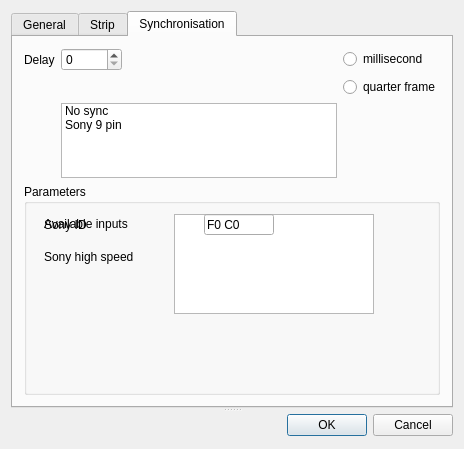
Before: the Qt Designer form app/Joker/PreferencesDialog.ui in JokerSync/Joker, drawn with Qt 5.
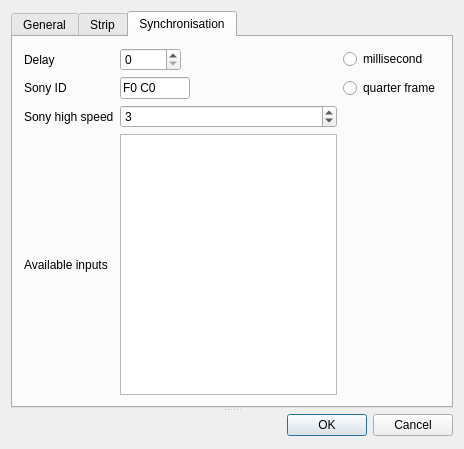
After: the same form once the commit is applied. Custom widgets are drawn as their Qt base class.

The edit to the form file:
```diff
--- a/app/Joker/PreferencesDialog.ui
+++ b/app/Joker/PreferencesDialog.ui
@@ -247,33 +247,6 @@
        <layout class="QVBoxLayout" name="verticalLayout_2">
         <item>
          <layout class="QGridLayout" name="gridLayout">
-          <item row="0" column="0">
-           <widget class="QLabel" name="lblDelay">
-            <property name="text">
-             <string>Delay</string>
-            </property>
-           </widget>
-          </item>
-          <item row="2" column="1">
-           <widget class="QListWidget" name="listWidgetSync">
-            <property name="maximumSize">
-             <size>
-              <width>16777215</width>
-              <height>75</height>
-             </size>
-            </property>
-            <item>
-             <property name="text">
-              <string>No sync</string>
-             </property>
-            </item>
-            <item>
-             <property name="text">
-              <string>Sony 9 pin</string>
-             </property>
-            </item>
-           </widget>
-          </item>
           <item row="1" column="2">
            <widget class="QRadioButton" name="radioButtonQF">
             <property name="text">
@@ -294,64 +267,44 @@
             </property>
            </widget>
           </item>
-          <item row="3" column="0" colspan="3">
-           <widget class="QGroupBox" name="groupBoxSony">
-            <property name="enabled">
-             <bool>true</bool>
+          <item row="0" column="2">
+           <widget class="QRadioButton" name="radioButtonMS">
+            <property name="text">
+             <string>millisecond</string>
             </property>
-            <property name="minimumSize">
+           </widget>
+          </item>
+          <item row="0" column="0">
+           <widget class="QLabel" name="lblDelay">
+            <property name="text">
+             <string>Delay</string>
+            </property>
+           </widget>
+          </item>
+          <item row="1" column="1">
+           <widget class="QLineEdit" name="lineEditSonyID">
+            <property name="maximumSize">
              <size>
-              <width>100</width>
-              <height>150</height>
+              <width>70</width>
+              <height>16777215</height>
              </size>
             </property>
-            <property name="title">
-             <string>Parameters</string>
-            </property>
-            <widget class="QLabel" name="lblSonyHighSpeed">
-             <property name="enabled">
-              <bool>true</bool>
-             </property>
-             <property name="geometry">
-              <rect>
-               <x>20</x>
-               <y>61</y>
-               <width>114</width>
-               <height>24</height>
-              </rect>
-             </property>
              <property name="text">
-              <string>Sony high speed</string>
-             </property>
-            </widget>
-            <widget class="QLabel" name="lblSonyID">
-             <property name="enabled">
-              <bool>true</bool>
-             </property>
-             <property name="geometry">
-              <rect>
-               <x>20</x>
-               <y>30</y>
-               <width>114</width>
-               <height>21</height>
-              </rect>
-             </property>
-             <property name="text">
-              <string>Sony ID</string>
-             </property>
-            </widget>
+             <string notr="true">F0 C0</string>
+            </property>
+            <property name="maxLength">
+             <number>20</number>
+            </property>
+            <property name="placeholderText">
+             <string notr="true"/>
+            </property>
+           </widget>
+          </item>
+          <item row="2" column="1">
             <widget class="QSpinBox" name="spinBoxSonyHighSpeed">
              <property name="enabled">
               <bool>true</bool>
              </property>
-             <property name="geometry">
-              <rect>
-               <x>180</x>
-               <y>61</y>
-               <width>75</width>
-               <height>24</height>
-              </rect>
-             </property>
              <property name="minimumSize">
               <size>
                <width>75</width>
@@ -368,62 +321,36 @@
               <number>3</number>
              </property>
             </widget>
+          </item>
+          <item row="2" column="0">
+           <widget class="QLabel" name="lblSonyHighSpeed">
+            <property name="enabled">
+             <bool>true</bool>
+            </property>
+            <property name="text">
+             <string>Sony high speed</string>
+            </property>
+           </widget>
+          </item>
+          <item row="1" column="0">
+           <widget class="QLabel" name="lblSonyID">
+            <property name="enabled">
+             <bool>true</bool>
+            </property>
+            <property name="text">
+             <string>Sony ID</string>
+            </property>
+           </widget>
+          </item>
+          <item row="3" column="1">
+           <widget class="QListWidget" name="listWidgetInputs"/>
+          </item>
+          <item row="3" column="0">
             <widget class="QLabel" name="lblInputs">
-             <property name="geometry">
-              <rect>
-               <x>20</x>
-               <y>30</y>
-               <width>121</width>
-               <height>19</height>
-              </rect>
-             </property>
              <property name="text">
               <string>Available inputs</string>
              </property>
             </widget>
-            <widget class="QListWidget" name="listWidgetInputs">
-             <property name="geometry">
-              <rect>
-               <x>150</x>
-               <y>30</y>
-               <width>200</width>
-               <height>100</height>
-              </rect>
-             </property>
-            </widget>
-            <widget class="QLineEdit" name="lineEditSonyID">
-             <property name="geometry">
-              <rect>
-               <x>180</x>
-               <y>30</y>
-               <width>70</width>
-               <height>21</height>
-              </rect>
-             </property>
-             <property name="maximumSize">
-              <size>
-               <width>70</width>
-               <height>16777215</height>
-              </size>
-             </property>
-             <property name="text">
-              <string notr="true">F0 C0</string>
-             </property>
-             <property name="maxLength">
-              <number>20</number>
-             </property>
-             <property name="placeholderText">
-              <string notr="true"/>
-             </property>
-            </widget>
-           </widget>
-          </item>
-          <item row="0" column="2">
-           <widget class="QRadioButton" name="radioButtonMS">
-            <property name="text">
-             <string>millisecond</string>
-            </property>
-           </widget>
           </item>
          </layout>
         </item>
```
Left out of the diff: 7 changed lines with no effect on the pictures. Lines whose indentation alone changed are shown as unchanged.
